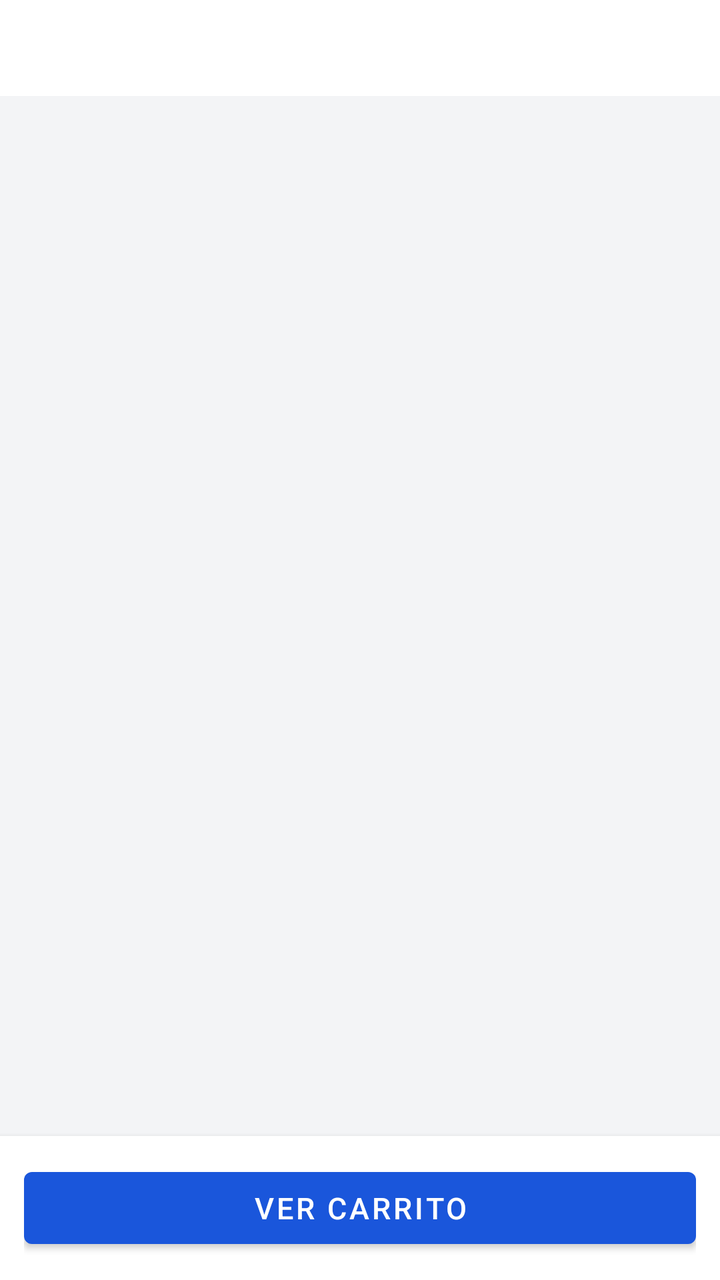
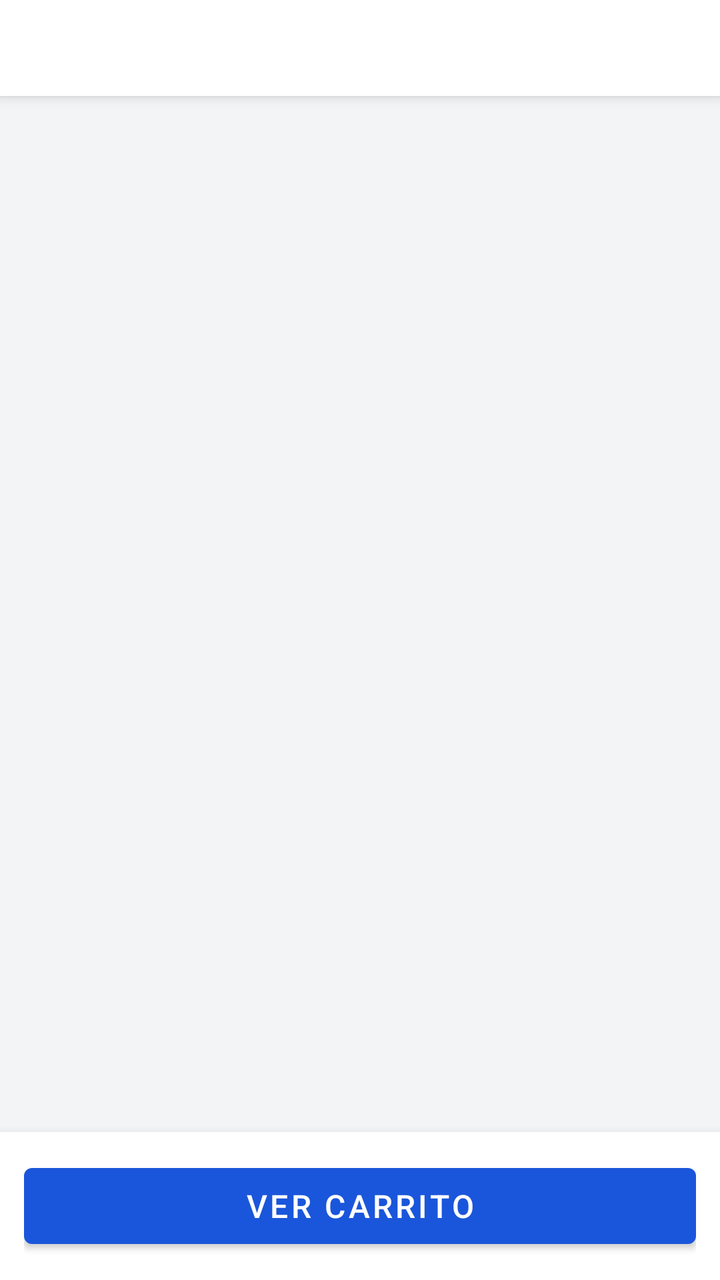

Before-and-after screenshots of an Android layout around one commit, followed by the original layout XML and the change that was made.
<!-- AndroidManifest.xml: application theme Theme.CafeteriaPos -->
<!-- res/layout/activity_menu.xml -->
<?xml version="1.0" encoding="utf-8"?>
<LinearLayout xmlns:android="http://schemas.android.com/apk/res/android"
    android:layout_width="match_parent"
    android:layout_height="match_parent"
    android:orientation="vertical"
    android:background="@color/background">

    <com.google.android.material.tabs.TabLayout
        android:id="@+id/tabMenus"
        android:layout_width="match_parent"
        android:layout_height="wrap_content"
        android:background="@color/surface"/>

    <ProgressBar
        android:id="@+id/progressBar"
        android:layout_width="wrap_content"
        android:layout_height="wrap_content"
        android:layout_gravity="center_horizontal"
        android:visibility="gone"
        android:layout_marginTop="16dp"/>

    <TextView
        android:id="@+id/tvEmpty"
        android:layout_width="match_parent"
        android:layout_height="wrap_content"
        android:text="No hay productos disponibles"
        android:textSize="15sp"
        android:textColor="@color/text_secondary"
        android:gravity="center"
        android:visibility="gone"
        android:padding="32dp"/>

    <androidx.recyclerview.widget.RecyclerView
        android:id="@+id/rvProducts"
        android:layout_width="match_parent"
        android:layout_height="0dp"
        android:layout_weight="1"
        android:padding="8dp"
        android:clipToPadding="false"/>

    <LinearLayout
        android:layout_width="match_parent"
        android:layout_height="wrap_content"
        android:orientation="horizontal"
        android:background="@color/surface"
        android:padding="12dp"
        android:elevation="4dp">

        <TextView
            android:id="@+id/tvCartCount"
            android:layout_width="24dp"
            android:layout_height="24dp"
            android:text="0"
            android:textSize="12sp"
            android:textColor="#fff"
            android:textStyle="bold"
            android:gravity="center"
            android:background="@color/error"
            android:visibility="gone"/>

        <com.google.android.material.button.MaterialButton
            android:id="@+id/btnCart"
            android:layout_width="match_parent"
            android:layout_height="48dp"
            android:text="Ver Carrito"
            android:textSize="15sp"/>
    </LinearLayout>

</LinearLayout>
<!-- resources referenced by this layout -->
<resources>
  <color name="background">#f3f4f6</color>
  <color name="error">#dc2626</color>
  <color name="surface">#ffffff</color>
  <color name="text_secondary">#6b7280</color>
  <style name="Theme.CafeteriaPos" parent="Theme.MaterialComponents.DayNight.DarkActionBar">
          <item name="colorPrimary">@color/primary</item>
          <item name="colorPrimaryDark">@color/primary_dark</item>
          <item name="colorAccent">@color/secondary</item>
          <item name="android:windowBackground">@color/background</item>
          <item name="android:statusBarColor">@color/primary_dark</item>
      </style>
  <color name="primary">#1a56db</color>
  <color name="primary_dark">#1341b0</color>
  <color name="secondary">#0e9f6e</color>
</resources>

<!-- the commit's change to res/layout/activity_menu.xml (unified diff, before → after) -->
@@ -1,35 +1,65 @@
 <?xml version="1.0" encoding="utf-8"?>
 <LinearLayout xmlns:android="http://schemas.android.com/apk/res/android"
+    xmlns:app="http://schemas.android.com/apk/res-auto"
     android:layout_width="match_parent"
     android:layout_height="match_parent"
     android:orientation="vertical"
     android:background="@color/background">
 
+    
     <com.google.android.material.tabs.TabLayout
         android:id="@+id/tabMenus"
         android:layout_width="match_parent"
         android:layout_height="wrap_content"
-        android:background="@color/surface"/>
+        android:background="@color/surface"
+        app:tabMode="scrollable"
+        app:tabGravity="start"
+        app:tabRippleColor="@color/primary_container"
+        app:tabSelectedTextColor="@color/primary"
+        app:tabTextColor="@color/text_secondary"
+        app:tabIndicatorColor="@color/primary"
+        app:tabIndicatorHeight="3dp"
+        android:elevation="4dp"/>
 
+    
     <ProgressBar
         android:id="@+id/progressBar"
         android:layout_width="wrap_content"
         android:layout_height="wrap_content"
         android:layout_gravity="center_horizontal"
         android:visibility="gone"
-        android:layout_marginTop="16dp"/>
+        android:layout_marginTop="24dp"
+        android:layout_marginBottom="24dp"/>
 
-    <TextView
-        android:id="@+id/tvEmpty"
+    
+    <LinearLayout
+        android:id="@+id/layoutEmpty"
         android:layout_width="match_parent"
         android:layout_height="wrap_content"
-        android:text="No hay productos disponibles"
-        android:textSize="15sp"
-        android:textColor="@color/text_secondary"
+        android:orientation="vertical"
         android:gravity="center"
-        android:visibility="gone"
-        android:padding="32dp"/>
+        android:padding="40dp"
+        android:visibility="gone">
 
+        <TextView
+            android:layout_width="wrap_content"
+            android:layout_height="wrap_content"
+            android:text="🍽️"
+            android:textSize="48sp"
+            android:gravity="center"
+            android:layout_marginBottom="12dp"/>
+
+        <TextView
+            android:id="@+id/tvEmpty"
+            android:layout_width="match_parent"
+            android:layout_height="wrap_content"
+            android:text="No hay productos disponibles"
+            android:textSize="15sp"
+            android:textColor="@color/text_secondary"
+            android:gravity="center"/>
+    </LinearLayout>
+
+    
     <androidx.recyclerview.widget.RecyclerView
         android:id="@+id/rvProducts"
         android:layout_width="match_parent"
@@ -38,32 +68,91 @@
         android:padding="8dp"
         android:clipToPadding="false"/>
 
+    
     <LinearLayout
         android:layout_width="match_parent"
         android:layout_height="wrap_content"
-        android:orientation="horizontal"
+        android:orientation="vertical"
         android:background="@color/surface"
-        android:padding="12dp"
-        android:elevation="4dp">
+        android:elevation="8dp">
 
-        <TextView
-            android:id="@+id/tvCartCount"
-            android:layout_width="24dp"
-            android:layout_height="24dp"
-            android:text="0"
-            android:textSize="12sp"
-            android:textColor="#fff"
-            android:textStyle="bold"
-            android:gravity="center"
-            android:background="@color/error"
-            android:visibility="gone"/>
+        
+        <LinearLayout
+            android:id="@+id/layoutCartSummary"
+            android:layout_width="match_parent"
+            android:layout_height="wrap_content"
+            android:orientation="horizontal"
+            android:paddingHorizontal="16dp"
+            android:paddingTop="10dp"
+            android:paddingBottom="4dp"
+            android:gravity="center_vertical"
+            android:visibility="gone">
 
-        <com.google.android.material.button.MaterialButton
-            android:id="@+id/btnCart"
+            <LinearLayout
+                android:layout_width="0dp"
+                android:layout_height="wrap_content"
+                android:layout_weight="1"
+                android:orientation="horizontal"
+                android:gravity="center_vertical">
+
+                <TextView
+                    android:id="@+id/tvCartItemCount"
+                    android:layout_width="22dp"
+                    android:layout_height="22dp"
+                    android:text="0"
+                    android:textSize="11sp"
+                    android:textStyle="bold"
+                    android:textColor="@color/on_primary"
+                    android:gravity="center"
+                    android:background="@color/primary"
+                    android:layout_marginEnd="8dp"/>
+
+                <TextView
+                    android:layout_width="wrap_content"
+                    android:layout_height="wrap_content"
+                    android:text="productos seleccionados"
+                    android:textSize="13sp"
+                    android:textColor="@color/text_secondary"/>
+            </LinearLayout>
+
+            <TextView
+                android:id="@+id/tvCartSubtotal"
+                android:layout_width="wrap_content"
+                android:layout_height="wrap_content"
+                android:text="$0.00"
+                android:textSize="16sp"
+                android:textStyle="bold"
+                android:textColor="@color/primary"/>
+        </LinearLayout>
+
+        
+        <LinearLayout
             android:layout_width="match_parent"
-            android:layout_height="48dp"
-            android:text="Ver Carrito"
-            android:textSize="15sp"/>
+            android:layout_height="wrap_content"
+            android:orientation="horizontal"
+            android:padding="12dp"
+            android:gravity="center_vertical">
+
+            <TextView
+                android:id="@+id/tvCartCount"
+                android:layout_width="24dp"
+                android:layout_height="24dp"
+                android:text="0"
+                android:textSize="12sp"
+                android:textColor="#fff"
+                android:textStyle="bold"
+                android:gravity="center"
+                android:background="@color/error"
+                android:visibility="gone"
+                android:layout_marginEnd="8dp"/>
+
+            <com.google.android.material.button.MaterialButton
+                android:id="@+id/btnCart"
+                android:layout_width="match_parent"
+                android:layout_height="50dp"
+                android:text="Ver Carrito"
+                android:textSize="16sp"/>
+        </LinearLayout>
     </LinearLayout>
 
 </LinearLayout>
<!-- resource entries referenced after the edit -->
@@ -2,6 +2,7 @@
 <resources>
   <color name="background">#f3f4f6</color>
   <color name="error">#dc2626</color>
+  <color name="on_primary">#ffffff</color>
   <color name="surface">#ffffff</color>
   <color name="text_secondary">#6b7280</color>
   <style name="Theme.CafeteriaPos" parent="Theme.MaterialComponents.DayNight.DarkActionBar">
@@ -12,6 +13,7 @@
           <item name="android:statusBarColor">@color/primary_dark</item>
       </style>
   <color name="primary">#1a56db</color>
+  <color name="primary_container">#dbeafe</color>
   <color name="primary_dark">#1341b0</color>
   <color name="secondary">#0e9f6e</color>
 </resources>
